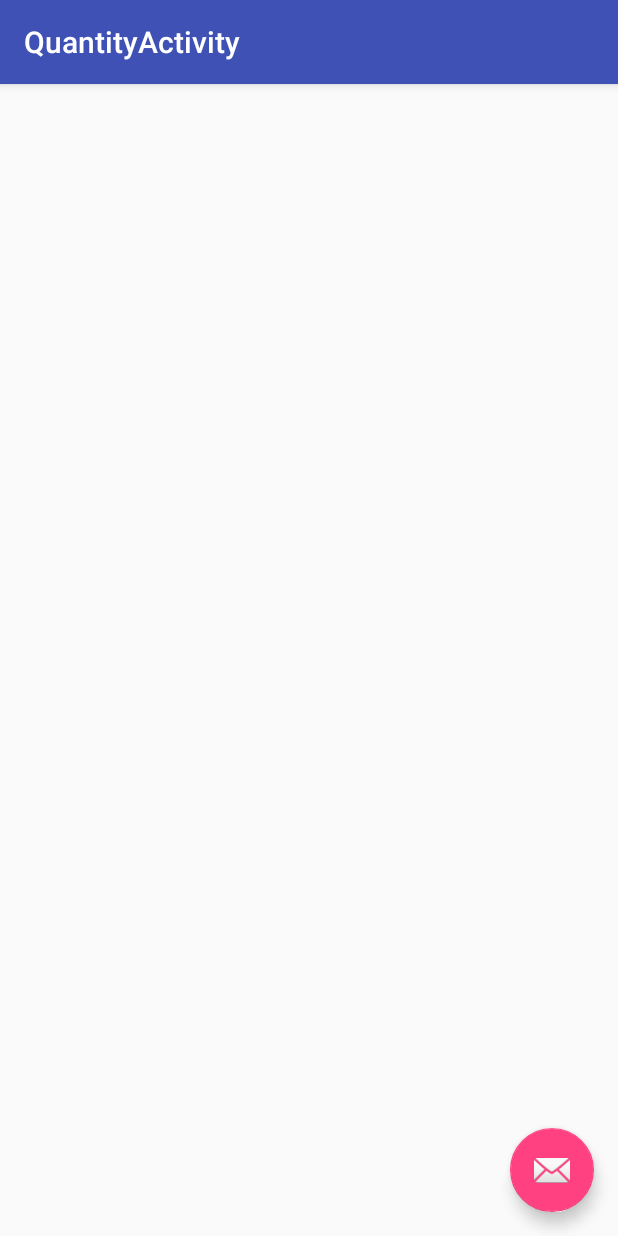
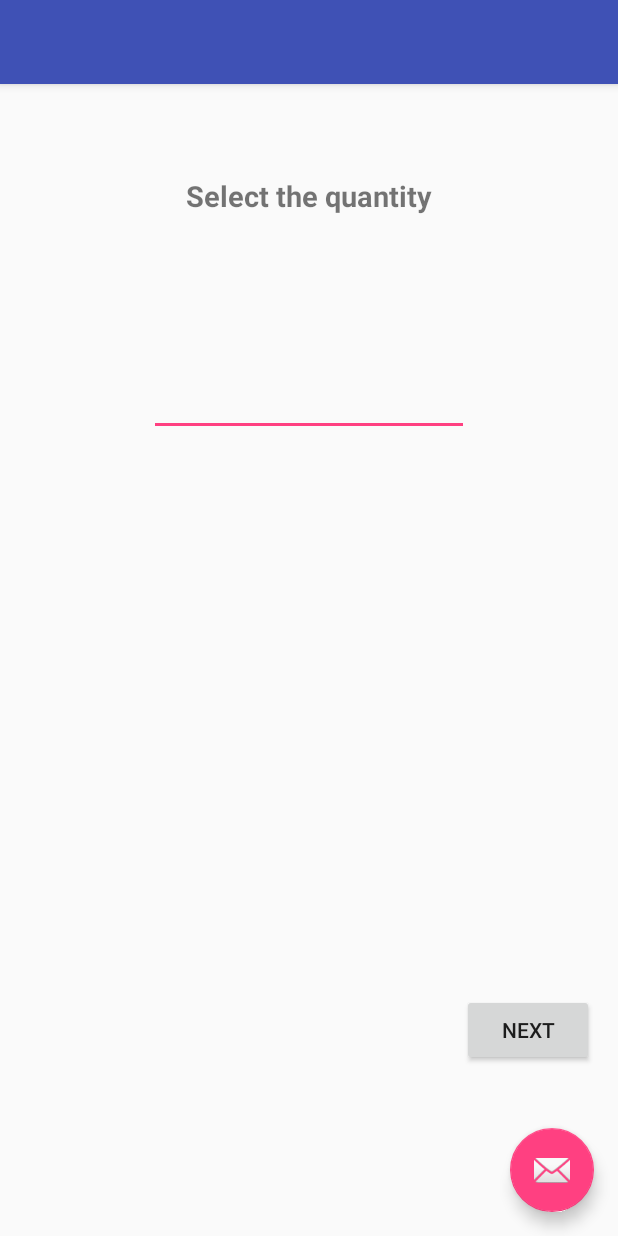
Before and after one commit to SorinaAvram/Recycle4Money, an Android app: the QuantityActivity screen opened directly, with no data from a screen before it, on a phone screen of 412 x 824 dp. Run offline under Robolectric (Android 15) with nearby library versions, the phone set to English and light mode, and no system bars.

Commit message:
New activities added

```diff
--- a/app/src/main/AndroidManifest.xml
+++ b/app/src/main/AndroidManifest.xml
@@ -21,6 +21,10 @@
         <activity
             android:name=".QuantityActivity"
             android:label="@string/title_activity_quantity"
+            android:theme="@style/AppTheme.NoActionBar" />
+        <activity
+            android:name=".Currency_selector"
+            android:label="@string/title_activity_currency_selector"
             android:theme="@style/AppTheme.NoActionBar"></activity>
     </application>
 
--- a/app/src/main/java/com/avram/sorina/recycle4money/QuantityActivity.java
+++ b/app/src/main/java/com/avram/sorina/recycle4money/QuantityActivity.java
@@ -1,5 +1,6 @@
 package com.avram.sorina.recycle4money;
 
+import android.content.Intent;
 import android.os.Bundle;
 import android.support.design.widget.FloatingActionButton;
 import android.support.design.widget.Snackbar;
@@ -13,17 +14,13 @@ public class QuantityActivity extends AppCompatActivity {
     protected void onCreate(Bundle savedInstanceState) {
         super.onCreate(savedInstanceState);
         setContentView(R.layout.activity_quantity);
-        Toolbar toolbar = (Toolbar) findViewById(R.id.toolbar);
-        setSupportActionBar(toolbar);
 
-        FloatingActionButton fab = (FloatingActionButton) findViewById(R.id.fab);
-        fab.setOnClickListener(new View.OnClickListener() {
-            @Override
-            public void onClick(View view) {
-                Snackbar.make(view, "Replace with your own action", Snackbar.LENGTH_LONG)
-                        .setAction("Action", null).show();
-            }
-        });
+       // setContentView(textView);
+
+    }
+    public void NextMessage1(View view) {
+        Intent startNewActivity = new Intent(this, Currency_selector.class);
+        startActivity(startNewActivity);
     }
 
 }
--- a/app/src/main/res/layout/content_quantity.xml
+++ b/app/src/main/res/layout/content_quantity.xml
@@ -12,4 +12,37 @@
     tools:context=".MainActivity"
     tools:showIn="@layout/activity_quantity">
 
+    <TextView
+        android:layout_width="wrap_content"
+        android:layout_height="wrap_content"
+        android:text="Select the quantity"
+        android:textSize="19sp"
+        android:textStyle="bold"
+        android:layout_alignParentTop="true"
+        android:layout_centerHorizontal="true"
+        android:layout_marginTop="45dp"
+        android:id="@+id/textView2" />
+
+    <EditText
+        android:layout_width="wrap_content"
+        android:layout_height="wrap_content"
+        android:inputType="number"
+        android:ems="10"
+        android:id="@+id/editText"
+        android:layout_marginTop="102dp"
+        android:layout_below="@+id/textView2"
+        android:layout_centerHorizontal="true" />
+
+
+    <Button
+        android:id="@+id/n1Button"
+        android:layout_width="wrap_content"
+        android:layout_height="wrap_content"
+        android:text="@string/button_next1"
+        android:onClick="NextMessage1"
+        android:layout_marginBottom="97dp"
+        android:layout_alignParentBottom="true"
+        android:layout_alignParentRight="true"
+        android:layout_alignParentEnd="true" />
+
 </RelativeLayout>
--- a/app/src/main/res/values/strings.xml
+++ b/app/src/main/res/values/strings.xml
@@ -2,6 +2,7 @@
     <string name="app_name">Recycle4Money</string>
     <string name="action_settings">Settings</string>
     <string name="button_next"> Next </string>
+    <string name="button_next1"> Next </string>
     <string-array name="recyclable_materials">
         <item> Paper </item>
         <item> Plastic </item>
@@ -10,5 +11,6 @@
         <item> Batteries </item>
     </string-array>
     <string name="title_activity_quantity">QuantityActivity</string>
+    <string name="title_activity_currency_selector">Currency_selector</string>
 
 </resources>
```
Also changed, not shown: app/src/main/java/com/avram/sorina/recycle4money/Currency_selector.java (added, +29 -0 lines), app/src/main/java/com/avram/sorina/recycle4money/MainActivity.java (+13 -3 lines), app/src/main/res/layout/activity_currency_selector.xml (added, +34 -0 lines), app/src/main/res/layout/content_currency_selector.xml (added, +15 -0 lines), app/src/main/res/layout/content_main.xml (+11 -8 lines).
